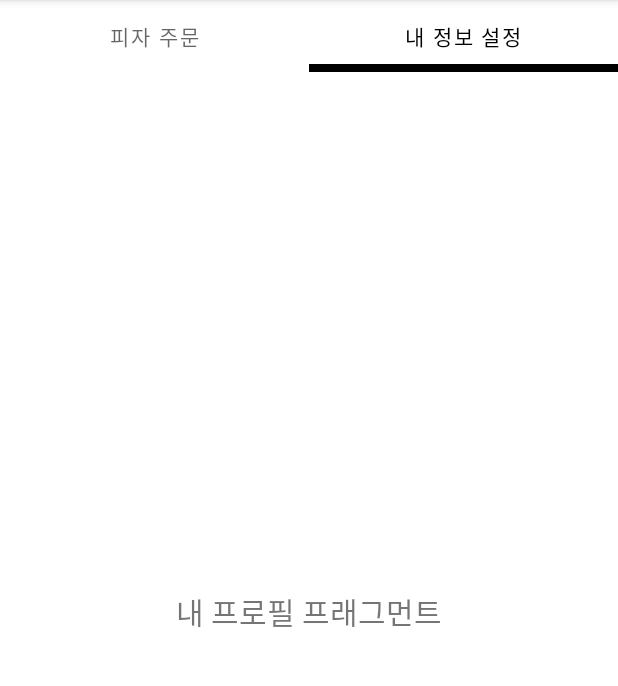
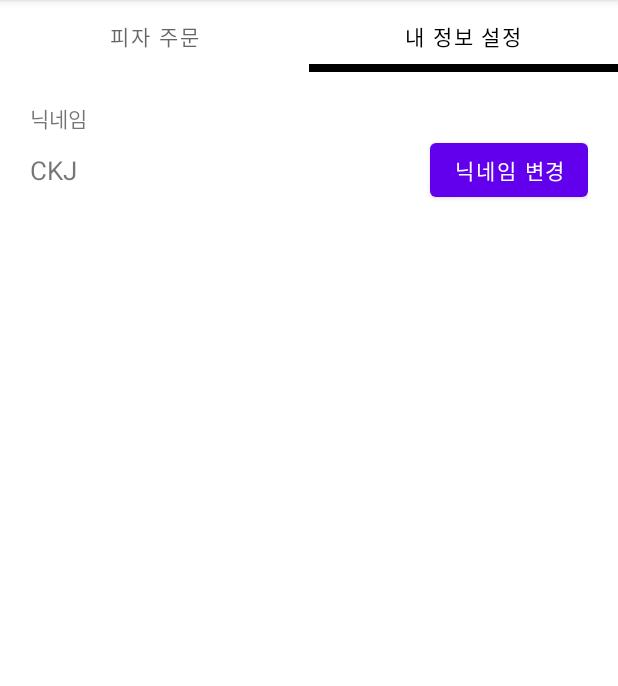
Before and after one commit to nepp-plus/DeliveryOrder_20211108, an Android app: the screen it shows after launch (MainActivity), tab 2 chosen, on a phone screen of 412 x 824 dp, the part 84-770 px from its top. Run offline under Robolectric (Android 15) with nearby library versions, the phone set to English and light mode, and no system bars; pictures from the network do not load.

Commit message:
내 프로필 프래그먼트 UI 작업

```diff
--- a/app/src/main/res/layout/fragment_my_profile.xml
+++ b/app/src/main/res/layout/fragment_my_profile.xml
@@ -2,13 +2,36 @@
 <LinearLayout xmlns:android="http://schemas.android.com/apk/res/android"
     android:layout_width="match_parent"
     android:orientation="vertical"
-    android:gravity="center"
+    android:padding="20dp"
     android:layout_height="match_parent">
 
     <TextView
         android:layout_width="wrap_content"
         android:layout_height="wrap_content"
-        android:text="내 프로필 프래그먼트"
-        android:textSize="20sp"/>
+        android:text="닉네임" />
+
+    <LinearLayout
+        android:layout_width="match_parent"
+        android:layout_height="wrap_content"
+        android:orientation="horizontal"
+        android:gravity="center_vertical">
+
+        <TextView
+            android:layout_width="wrap_content"
+            android:layout_height="wrap_content"
+            android:text="CKJ"
+            android:textSize="17sp"/>
+
+        <TextView
+            android:layout_width="0dp"
+            android:layout_height="wrap_content"
+            android:layout_weight="1" />
+
+        <Button
+            android:layout_width="wrap_content"
+            android:layout_height="wrap_content"
+            android:text="닉네임 변경" />
+
+    </LinearLayout>
 
 </LinearLayout>
```
